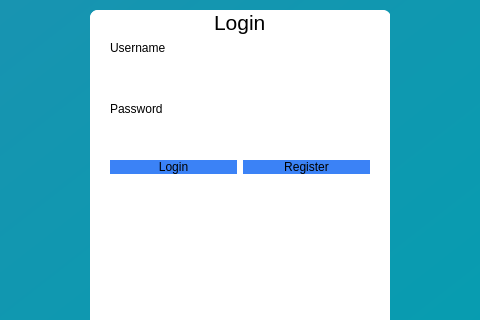
Before: the Qt Designer form MCIA/QT/mainwindow.ui in mirela7/MCIA-TEaMS, drawn with Qt 5; both pictures show x 145 to 625 and y 90 to 410 of the 770 by 600 pixel window.
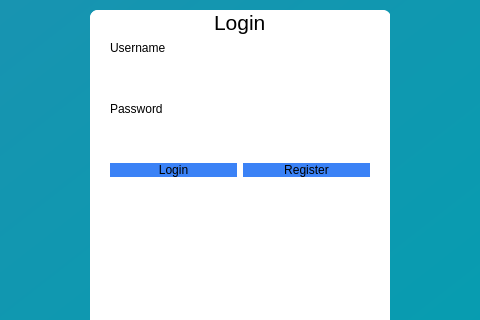
After: the same form once the commit is applied.

Commit message: Modified size of password error label

```diff
--- a/MCIA/QT/mainwindow.ui
+++ b/MCIA/QT/mainwindow.ui
@@ -135,7 +135,7 @@
            <widget class="QLabel" name="lblPasswordError">
             <property name="font">
              <font>
-              <pointsize>7</pointsize>
+              <pointsize>8</pointsize>
              </font>
             </property>
             <property name="styleSheet">
```
Left out of the diff: 6 changed lines with no effect on the pictures. The commit also changes 4 other files.
